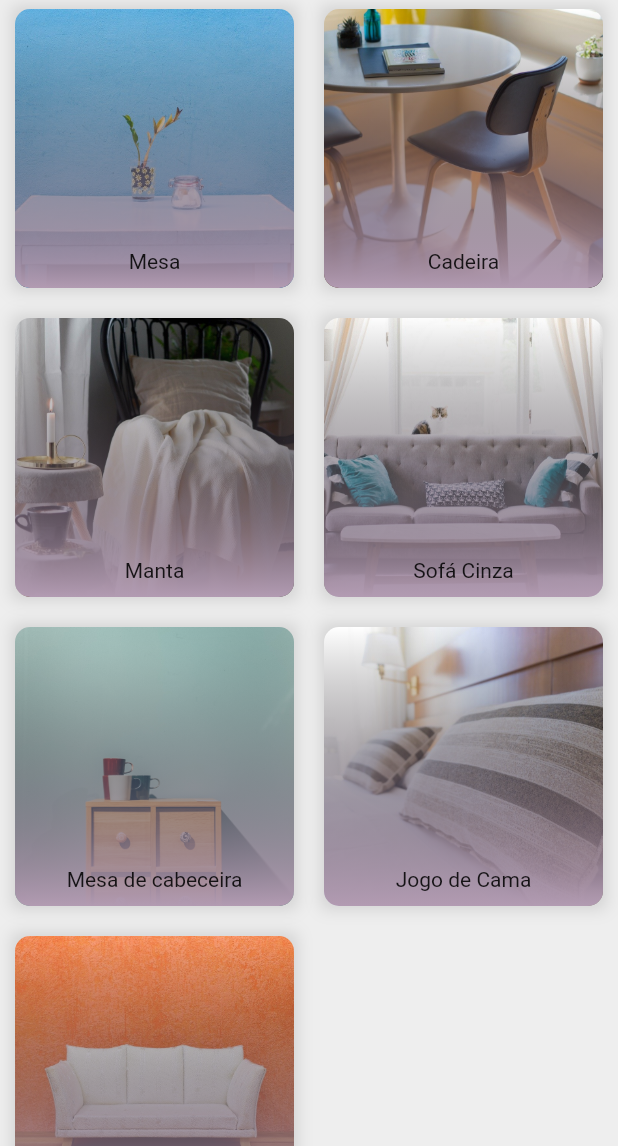
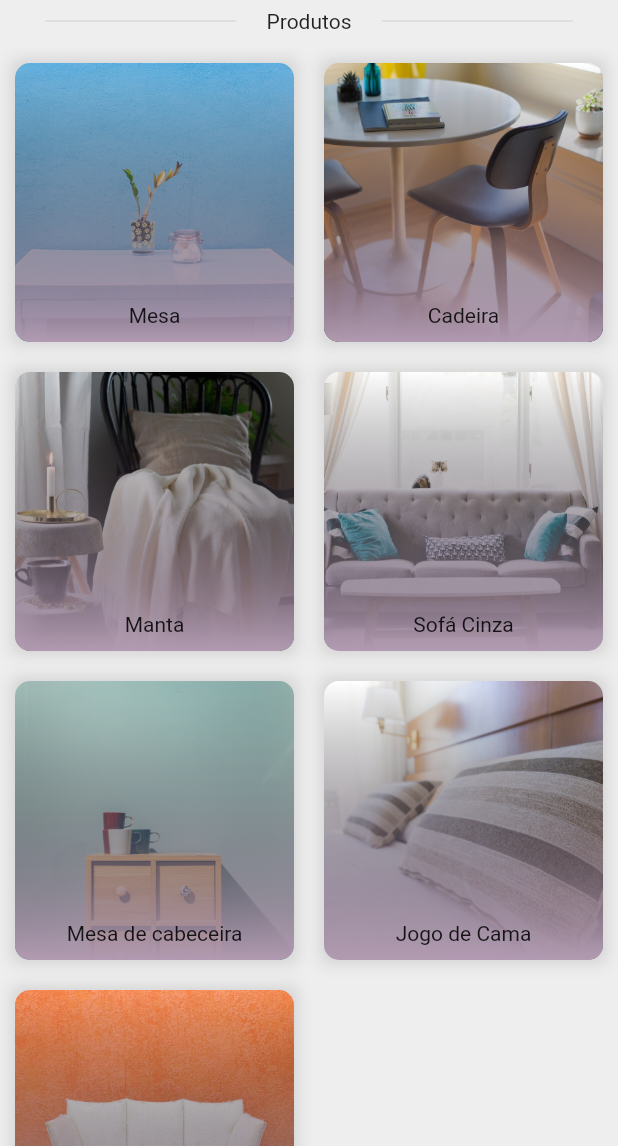
Before and after one commit to jimmyrleung/flutter-ecommerce-alura, a Flutter app: the screen it shows after launch, on a phone screen of 412 x 824 dp, the part 90-1236 px from its top. Run offline on Flutter 3.47's test engine with Material 2 defaults, Android fonts, the phone set to English and light mode, and no system bars.

Commit message:
product grid title

```diff
--- a/lib/main.dart
+++ b/lib/main.dart
@@ -92,7 +92,36 @@ class Home extends StatelessWidget {
         title: 'E-Commerce',
         isAtCart: false,
       ),
-      body: ProductsGrid(furnitures: furnitures),
+      body: Column(
+        children: [
+          Row(
+            children: <Widget>[
+              // Assim como o Flexbile, o expanded é um controle que faz
+              // o seu child ocupar o máximo de espaço possível
+              Expanded(
+                child: Container(
+                  margin:
+                      EdgeInsets.only(left: 30, right: 20, top: 10, bottom: 10),
+                  child: Divider(),
+                ),
+              ),
+              Text('Produtos'),
+              Expanded(
+                child: Container(
+                  margin:
+                      EdgeInsets.only(left: 20, right: 30, top: 10, bottom: 10),
+                  child: Divider(),
+                ),
+              ),
+            ],
+          ),
+          // O Flexible é um controle que faz com que seu child ocupe
+          // o máximo de espaço possível
+          Flexible(
+            child: ProductsGrid(furnitures: furnitures),
+          ),
+        ],
+      ),
     );
   }
 }
```
